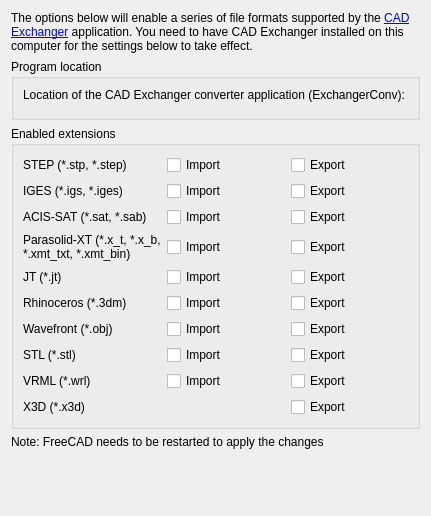
Old version of the form CADExchangerIO.ui in the repository yorikvanhavre/CADExchanger.
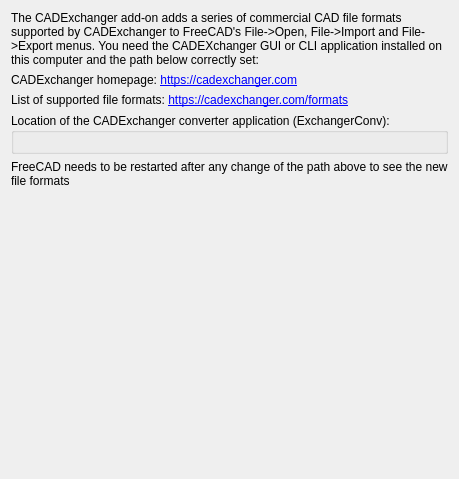
New version of the form. Custom widgets are drawn as their Qt base class.

```diff
--- a/CADExchangerIO.ui
+++ b/CADExchangerIO.ui
@@ -6,8 +6,8 @@
    <rect>
     <x>0</x>
     <y>0</y>
-    <width>431</width>
-    <height>516</height>
+    <width>459</width>
+    <height>479</height>
    </rect>
   </property>
   <property name="windowTitle">
@@ -17,26 +17,33 @@
    <item>
     <widget class="QLabel" name="label_14">
      <property name="text">
-      <string>&lt;html&gt;&lt;head/&gt;&lt;body&gt;&lt;p&gt;The options below will enable a series of file formats supported by the &lt;a href=&quot;http://cadexchanger.com/&quot;&gt;&lt;span style=&quot; text-decoration: underline; color:#0000ff;&quot;&gt;CAD Exchanger&lt;/span&gt;&lt;/a&gt; application. You need to have CAD Exchanger installed on this computer for the settings below to take effect.&lt;/p&gt;&lt;/body&gt;&lt;/html&gt;</string>
+      <string>The CADExchanger add-on adds a series of commercial CAD file formats supported by CADExchanger to FreeCAD's File-&gt;Open, File-&gt;Import and File-&gt;Export menus. You need the CADEXchanger GUI or CLI application installed on this computer and the path below correctly set:</string>
      </property>
      <property name="wordWrap">
       <bool>true</bool>
      </property>
     </widget>
    </item>
+   <item>
+    <widget class="QLabel" name="label_2">
+     <property name="text">
+      <string>&lt;html&gt;&lt;head/&gt;&lt;body&gt;&lt;p&gt;CADExchanger homepage: &lt;a href=&quot;https://cadexchanger.com&quot;&gt;https://cadexchanger.com&lt;/a&gt;&lt;/p&gt;&lt;/body&gt;&lt;/html&gt;</string>
+     </property>
+    </widget>
+   </item>
+   <item>
+    <widget class="QLabel" name="label_3">
+     <property name="text">
+      <string>&lt;html&gt;&lt;head/&gt;&lt;body&gt;&lt;p&gt;List of supported file formats: &lt;a href=&quot;https://cadexchanger.com/formats&quot;&gt;https://cadexchanger.com/formats&lt;/a&gt;&lt;/p&gt;&lt;/body&gt;&lt;/html&gt;</string>
+     </property>
+    </widget>
+   </item>
    <item>
     <widget class="QGroupBox" name="groupBox">
      <property name="title">
-      <string>Program location</string>
+      <string>Location of the CADExchanger converter application (ExchangerConv):</string>
      </property>
      <layout class="QVBoxLayout" name="verticalLayout_2">
-      <item>
-       <widget class="QLabel" name="label">
-        <property name="text">
-         <string>Location of the CAD Exchanger converter application (ExchangerConv):</string>
-        </property>
-       </widget>
-      </item>
       <item>
        <widget class="Gui::PrefFileChooser" name="fileChooser">
         <property name="prefEntry" stdset="0">
@@ -51,338 +58,12 @@
     </widget>
    </item>
    <item>
-    <widget class="QGroupBox" name="groupBox_2">
-     <property name="title">
-      <string>Enabled extensions</string>
-     </property>
-     <layout class="QGridLayout" name="gridLayout">
-      <item row="7" column="2">
-       <widget class="Gui::PrefCheckBox" name="checkBox_14">
-        <property name="text">
-         <string>Export</string>
-        </property>
-        <property name="prefEntry" stdset="0">
-         <cstring>ExportObj</cstring>
-        </property>
-        <property name="prefPath" stdset="0">
-         <cstring>Mod/CADExchanger</cstring>
-        </property>
-       </widget>
-      </item>
-      <item row="3" column="1">
-       <widget class="Gui::PrefCheckBox" name="checkBox_5">
-        <property name="text">
-         <string>Import</string>
-        </property>
-        <property name="prefEntry" stdset="0">
-         <cstring>ImportAcis</cstring>
-        </property>
-        <property name="prefPath" stdset="0">
-         <cstring>Mod/CADExchanger</cstring>
-        </property>
-       </widget>
-      </item>
-      <item row="8" column="0">
-       <widget class="QLabel" name="label_9">
-        <property name="text">
-         <string>STL (*.stl)</string>
-        </property>
-       </widget>
-      </item>
-      <item row="4" column="0">
-       <widget class="QLabel" name="label_2">
-        <property name="text">
-         <string>Parasolid-XT (*.x_t, *.x_b, *.xmt_txt, *.xmt_bin)</string>
-        </property>
-        <property name="wordWrap">
-         <bool>true</bool>
-        </property>
-       </widget>
-      </item>
-      <item row="3" column="2">
-       <widget class="Gui::PrefCheckBox" name="checkBox_6">
-        <property name="text">
-         <string>Export</string>
-        </property>
-        <property name="prefEntry" stdset="0">
-         <cstring>ExportAcis</cstring>
-        </property>
-        <property name="prefPath" stdset="0">
-         <cstring>Mod/CADExchanger</cstring>
-        </property>
-       </widget>
-      </item>
-      <item row="2" column="0">
-       <widget class="QLabel" name="label_5">
-        <property name="text">
-         <string>IGES (*.igs, *.iges)</string>
-        </property>
-       </widget>
-      </item>
-      <item row="9" column="2">
-       <widget class="Gui::PrefCheckBox" name="checkBox_18">
-        <property name="text">
-         <string>Export</string>
-        </property>
-        <property name="prefEntry" stdset="0">
-         <cstring>ExportVrml</cstring>
-        </property>
-        <property name="prefPath" stdset="0">
-         <cstring>Mod/CADExchanger</cstring>
-        </property>
-       </widget>
-      </item>
-      <item row="4" column="1">
-       <widget class="Gui::PrefCheckBox" name="checkBox_7">
-        <property name="text">
-         <string>Import</string>
-        </property>
-        <property name="prefEntry" stdset="0">
-         <cstring>ImportParasolid</cstring>
-        </property>
-        <property name="prefPath" stdset="0">
-         <cstring>Mod/CADExchanger</cstring>
-        </property>
-       </widget>
-      </item>
-      <item row="5" column="0">
-       <widget class="QLabel" name="label_3">
-        <property name="text">
-         <string>JT (*.jt)</string>
-        </property>
-       </widget>
-      </item>
-      <item row="7" column="0">
-       <widget class="QLabel" name="label_8">
-        <property name="text">
-         <string>Wavefront (*.obj)</string>
-        </property>
-       </widget>
-      </item>
-      <item row="6" column="2">
-       <widget class="Gui::PrefCheckBox" name="checkBox_12">
-        <property name="text">
-         <string>Export</string>
-        </property>
-        <property name="prefEntry" stdset="0">
-         <cstring>ExportRhino</cstring>
-        </property>
-        <property name="prefPath" stdset="0">
-         <cstring>Mod/CADExchanger</cstring>
-        </property>
-       </widget>
-      </item>
-      <item row="6" column="0">
-       <widget class="QLabel" name="label_4">
-        <property name="text">
-         <string>Rhinoceros (*.3dm)</string>
-        </property>
-       </widget>
-      </item>
-      <item row="10" column="2">
-       <widget class="Gui::PrefCheckBox" name="checkBox_20">
-        <property name="text">
-         <string>Export</string>
-        </property>
-        <property name="prefEntry" stdset="0">
-         <cstring>ExportX3d</cstring>
-        </property>
-        <property name="prefPath" stdset="0">
-         <cstring>Mod/CADExchanger</cstring>
-        </property>
-       </widget>
-      </item>
-      <item row="0" column="1">
-       <widget class="Gui::PrefCheckBox" name="checkBox_3">
-        <property name="text">
-         <string>Import</string>
-        </property>
-        <property name="prefEntry" stdset="0">
-         <cstring>ImportStep</cstring>
-        </property>
-        <property name="prefPath" stdset="0">
-         <cstring>Mod/CADExchanger</cstring>
-        </property>
-       </widget>
-      </item>
-      <item row="2" column="1">
-       <widget class="Gui::PrefCheckBox" name="checkBox">
-        <property name="text">
-         <string>Import</string>
-        </property>
-        <property name="prefEntry" stdset="0">
-         <cstring>ImportIges</cstring>
-        </property>
-        <property name="prefPath" stdset="0">
-         <cstring>Mod/CADExchanger</cstring>
-        </property>
-       </widget>
-      </item>
-      <item row="2" column="2">
-       <widget class="Gui::PrefCheckBox" name="checkBox_2">
-        <property name="text">
-         <string>Export</string>
-        </property>
-        <property name="prefEntry" stdset="0">
-         <cstring>ExportIges</cstring>
-        </property>
-        <property name="prefPath" stdset="0">
-         <cstring>Mod/CADExchanger</cstring>
-        </property>
-       </widget>
-      </item>
-      <item row="10" column="0">
-       <widget class="QLabel" name="label_11">
-        <property name="text">
-         <string>X3D (*.x3d)</string>
-        </property>
-       </widget>
-      </item>
-      <item row="0" column="0">
-       <widget class="QLabel" name="label_6">
-        <property name="text">
-         <string>STEP (*.stp, *.step)</string>
-        </property>
-       </widget>
-      </item>
-      <item row="3" column="0">
-       <widget class="QLabel" name="label_7">
-        <property name="text">
-         <string>ACIS-SAT (*.sat, *.sab)</string>
-        </property>
-       </widget>
-      </item>
-      <item row="0" column="2">
-       <widget class="Gui::PrefCheckBox" name="checkBox_4">
-        <property name="text">
-         <string>Export</string>
-        </property>
-        <property name="prefEntry" stdset="0">
-         <cstring>ExportStep</cstring>
-        </property>
-        <property name="prefPath" stdset="0">
-         <cstring>Mod/CADExchanger</cstring>
-        </property>
-       </widget>
-      </item>
-      <item row="4" column="2">
-       <widget class="Gui::PrefCheckBox" name="checkBox_8">
-        <property name="text">
-         <string>Export</string>
-        </property>
-        <property name="prefEntry" stdset="0">
-         <cstring>ExportParasolid</cstring>
-        </property>
-        <property name="prefPath" stdset="0">
-         <cstring>Mod/CADExchanger</cstring>
-        </property>
-       </widget>
-      </item>
-      <item row="9" column="0">
-       <widget class="QLabel" name="label_10">
-        <property name="text">
-         <string>VRML (*.wrl)</string>
-        </property>
-       </widget>
-      </item>
-      <item row="8" column="1">
-       <widget class="Gui::PrefCheckBox" name="checkBox_15">
-        <property name="text">
-         <string>Import</string>
-        </property>
-        <property name="prefEntry" stdset="0">
-         <cstring>ImportStl</cstring>
-        </property>
-        <property name="prefPath" stdset="0">
-         <cstring>Mod/CADExchanger</cstring>
-        </property>
-       </widget>
-      </item>
-      <item row="8" column="2">
-       <widget class="Gui::PrefCheckBox" name="checkBox_16">
-        <property name="text">
-         <string>Export</string>
-        </property>
-        <property name="prefEntry" stdset="0">
-         <cstring>ExportStl</cstring>
-        </property>
-        <property name="prefPath" stdset="0">
-         <cstring>Mod/CADExchanger</cstring>
-        </property>
-       </widget>
-      </item>
-      <item row="5" column="1">
-       <widget class="Gui::PrefCheckBox" name="checkBox_9">
-        <property name="text">
-         <string>Import</string>
-        </property>
-        <property name="prefEntry" stdset="0">
-         <cstring>ImportJt</cstring>
-        </property>
-        <property name="prefPath" stdset="0">
-         <cstring>Mod/CADExchanger</cstring>
-        </property>
-       </widget>
-      </item>
-      <item row="5" column="2">
-       <widget class="Gui::PrefCheckBox" name="checkBox_10">
-        <property name="text">
-         <string>Export</string>
-        </property>
-        <property name="prefEntry" stdset="0">
-         <cstring>ExportJt</cstring>
-        </property>
-        <property name="prefPath" stdset="0">
-         <cstring>Mod/CADExchanger</cstring>
-        </property>
-       </widget>
-      </item>
-      <item row="6" column="1">
-       <widget class="Gui::PrefCheckBox" name="checkBox_11">
-        <property name="text">
-         <string>Import</string>
-        </property>
-        <property name="prefEntry" stdset="0">
-         <cstring>ImportRhino</cstring>
-        </property>
-        <property name="prefPath" stdset="0">
-         <cstring>Mod/CADExchanger</cstring>
-        </property>
-       </widget>
-      </item>
-      <item row="7" column="1">
-       <widget class="Gui::PrefCheckBox" name="checkBox_13">
-        <property name="text">
-         <string>Import</string>
-        </property>
-        <property name="prefEntry" stdset="0">
-         <cstring>ImportObj</cstring>
-        </property>
-        <property name="prefPath" stdset="0">
-         <cstring>Mod/CADExchanger</cstring>
-        </property>
-       </widget>
-      </item>
-      <item row="9" column="1">
-       <widget class="Gui::PrefCheckBox" name="checkBox_17">
-        <property name="text">
-         <string>Import</string>
-        </property>
-        <property name="prefEntry" stdset="0">
-         <cstring>ImportVrml</cstring>
-        </property>
-        <property name="prefPath" stdset="0">
-         <cstring>Mod/CADExchanger</cstring>
-        </property>
-       </widget>
-      </item>
-     </layout>
-    </widget>
-   </item>
-   <item>
-    <widget class="QLabel" name="label_13">
+    <widget class="QLabel" name="label">
      <property name="text">
-      <string>Note: FreeCAD needs to be restarted to apply the changes</string>
+      <string>FreeCAD needs to be restarted after any change of the path above to see the new file formats</string>
+     </property>
+     <property name="wordWrap">
+      <bool>true</bool>
      </property>
     </widget>
    </item>
@@ -412,11 +93,6 @@
    <extends>Gui::FileChooser</extends>
    <header>Gui/PrefWidgets.h</header>
   </customwidget>
-  <customwidget>
-   <class>Gui::PrefCheckBox</class>
-   <extends>QCheckBox</extends>
-   <header>Gui/PrefWidgets.h</header>
-  </customwidget>
  </customwidgets>
  <resources/>
  <connections/>
```
Left out of the diff: 2 changed lines with no effect on the pictures.
